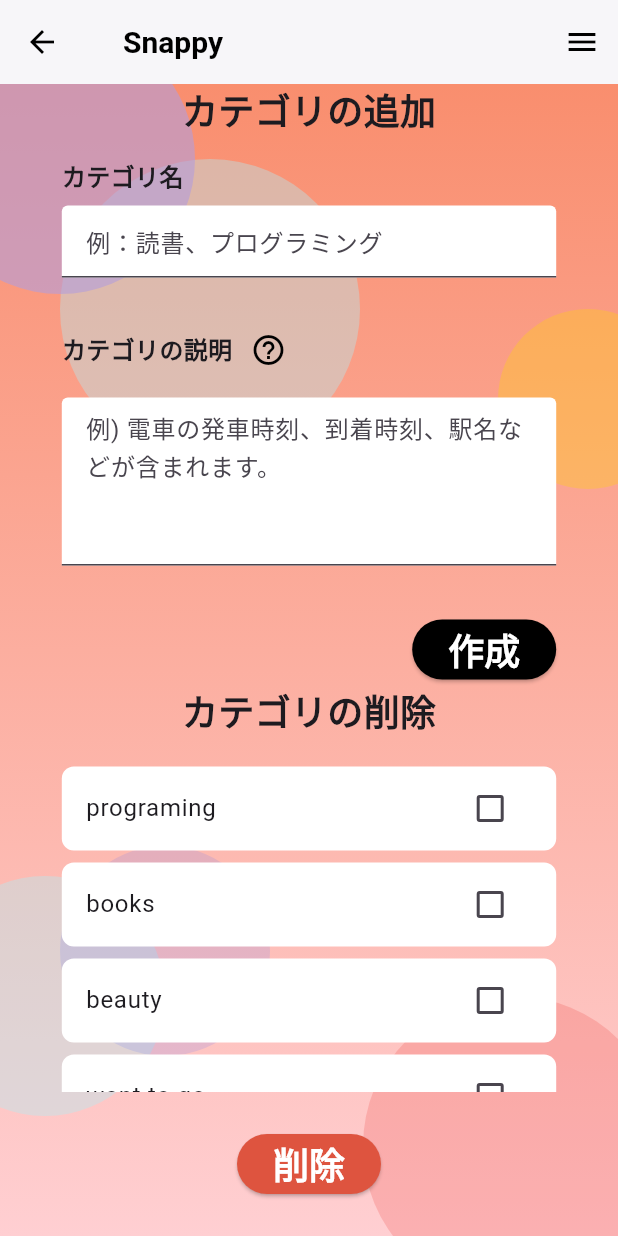
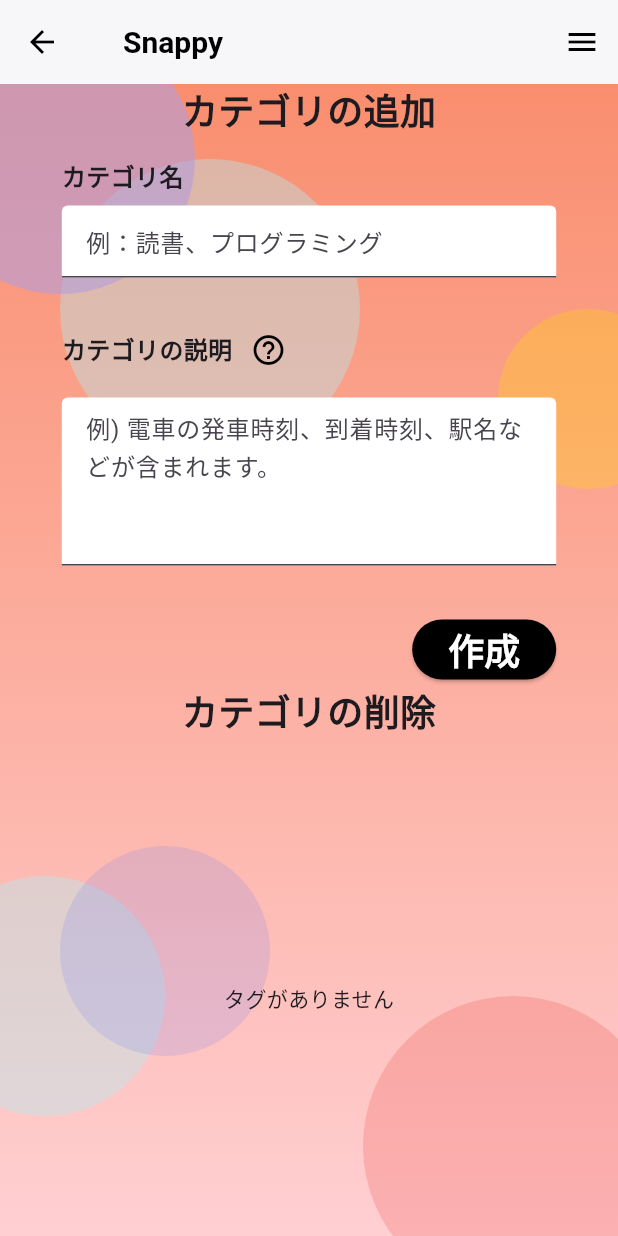
Before and after one commit to suke-0612/SNAPPY, a Flutter app: the screen it shows after launch, in the side drawer, after a tap on "設定", on a phone screen of 412 x 824 dp. Run offline on Flutter 3.47's test engine with Material 3 defaults, Android fonts, the phone set to English and light mode, and no system bars; our stand-ins replace isar; missing offline and left inert: photo_manager; accounts and stored records are empty; generated files the repository leaves out were written again.

Commit message:
feat: remove onPressedDelete from DeleteCategory component in settings page

```diff
--- a/lib/components/delete_category.dart
+++ b/lib/components/delete_category.dart
@@ -2,23 +2,32 @@ import 'package:flutter/material.dart';
 import 'package:snappy/importer.dart';
 
 class DeleteCategory extends StatefulWidget {
-  final VoidCallback onPressedDelete;
-  final List<String> Function() getTags;
-
-  DeleteCategory(
-      {super.key, required this.onPressedDelete, required this.getTags});
+  DeleteCategory({
+    super.key,
+  });
 
   @override
   State<DeleteCategory> createState() => _DeleteCategoryState();
 }
 
 class _DeleteCategoryState extends State<DeleteCategory> {
-  final Set<String> _selectedTags = {};
+  final List<String> _selectedTags = [];
 
   @override
   Widget build(BuildContext context) {
-    final List<String> tags = widget.getTags();
     final double listWidth = MediaQuery.of(context).size.width * 0.8;
+    return FutureBuilder<List<Tag>>(
+      future: getAllTags(),
+      builder: (context, snapshot) {
+        if (snapshot.connectionState == ConnectionState.waiting) {
+          return const Center(child: CircularProgressIndicator());
+        } else if (snapshot.hasError) {
+          return Center(child: Text('エラーが発生しました'));
+        } else if (!snapshot.hasData || snapshot.data!.isEmpty) {
+          return Center(child: Text('タグがありません'));
+        }
+        final List<String> tags =
+            snapshot.data!.map((tag) => tag.name).toList();
         return Column(
           children: [
             Expanded(
@@ -57,9 +66,10 @@ class _DeleteCategoryState extends State<DeleteCategory> {
               ),
             ),
             Padding(
-          padding: const EdgeInsets.symmetric(horizontal: 16.0, vertical: 24.0),
+              padding:
+                  const EdgeInsets.symmetric(horizontal: 16.0, vertical: 24.0),
               child: CustomButton(
-            onPressed: widget.onPressedDelete,
+                onPressed: () => deleteTags(_selectedTags),
                 label: "削除",
                 fontColor: Colors.white,
                 backgroundColor: const Color(0xFFDE543F),
@@ -67,5 +77,7 @@ class _DeleteCategoryState extends State<DeleteCategory> {
             ),
           ],
         );
+      },
+    );
   }
 }
--- a/lib/pages/settings.dart
+++ b/lib/pages/settings.dart
@@ -24,13 +24,7 @@ class Settings extends StatelessWidget {
                     style: TextStyle(fontWeight: FontWeight.bold, fontSize: 24),
                   ),
                   SizedBox(height: 16.0),
-                  //tags:tagsなどに変更してください
-                  Expanded(
-                      child: DeleteCategory(
-                    getTags: () =>
-                        ["programing", "books", "beauty", "want to go"],
-                    onPressedDelete: () {},
-                  ))
+                  Expanded(child: DeleteCategory())
                 ],
               ),
             ),
```
Lines whose indentation alone changed are shown as unchanged.
